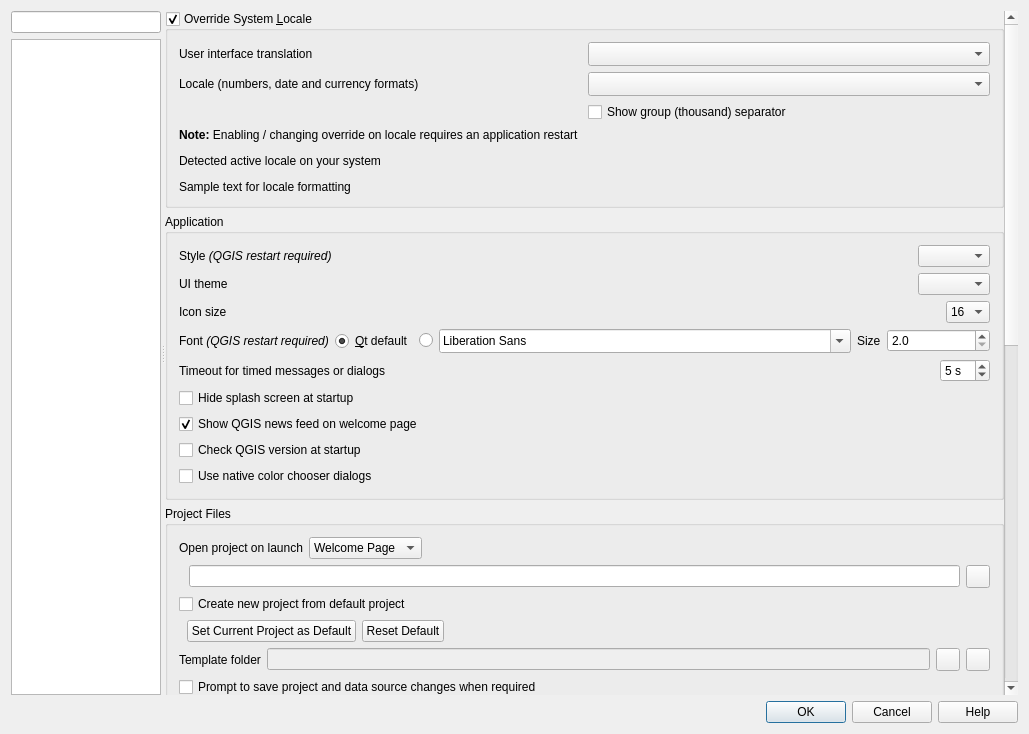
This is src/ui/qgsoptionsbase.ui in qgis/QGIS as Qt 5 draws it before an edit. The edited form follows.
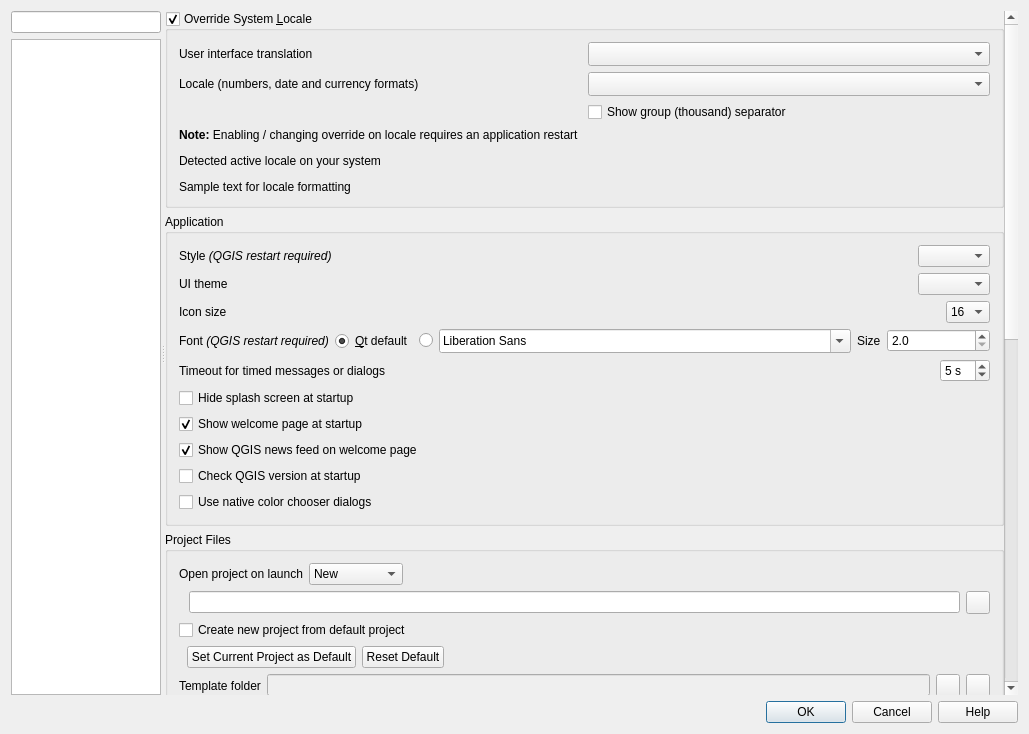
This is the edited form. The open tabs and pages were chosen to show the change. Icons and pictures are not drawn. Custom widgets are drawn as their Qt base class.

Commit message: [ui] Dissociate welcome page visibility at startup from handling of p… (#67745)

What changed in the file:
```diff
--- a/src/ui/qgsoptionsbase.ui
+++ b/src/ui/qgsoptionsbase.ui
@@ -511,7 +511,7 @@
                       </property>
                      </spacer>
                     </item>
-                    <item row="2" column="0">
+                    <item row="3" column="0">
                      <widget class="QCheckBox" name="cbxCheckVersion">
                       <property name="text">
                        <string>Check QGIS version at startup</string>
@@ -532,6 +532,16 @@
                      </widget>
                     </item>
                     <item row="1" column="0">
+                     <widget class="QCheckBox" name="mShowWelcomePageCheckBox">
+                      <property name="text">
+                       <string>Show welcome page at startup</string>
+                      </property>
+                      <property name="checked">
+                       <bool>true</bool>
+                      </property>
+                     </widget>
+                    </item>
+                    <item row="2" column="0">
                      <widget class="QCheckBox" name="cbxShowNews">
                       <property name="toolTip">
                        <string>If checked, QGIS project news is shown on the welcome page on startup</string>
@@ -544,7 +554,7 @@
                       </property>
                      </widget>
                     </item>
-                    <item row="3" column="0">
+                    <item row="4" column="0">
                      <widget class="QCheckBox" name="mNativeColorDialogsChkBx">
                       <property name="text">
                        <string>Use native color chooser dialogs</string>
@@ -574,7 +584,7 @@
                       </property>
                       <item>
                        <property name="text">
-                        <string>Welcome Page</string>
+                        <string>New</string>
                        </property>
                       </item>
                       <item>
```
Left out of the diff: 5 changed lines with no effect on the pictures. The commit also changes 4 other files.
